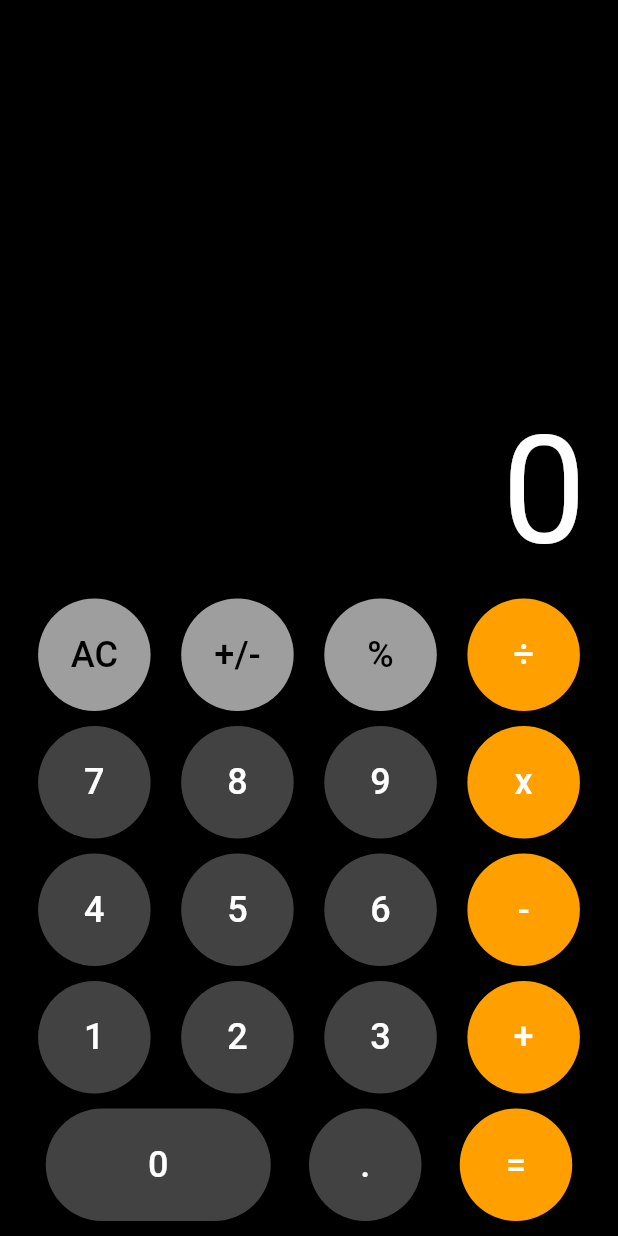
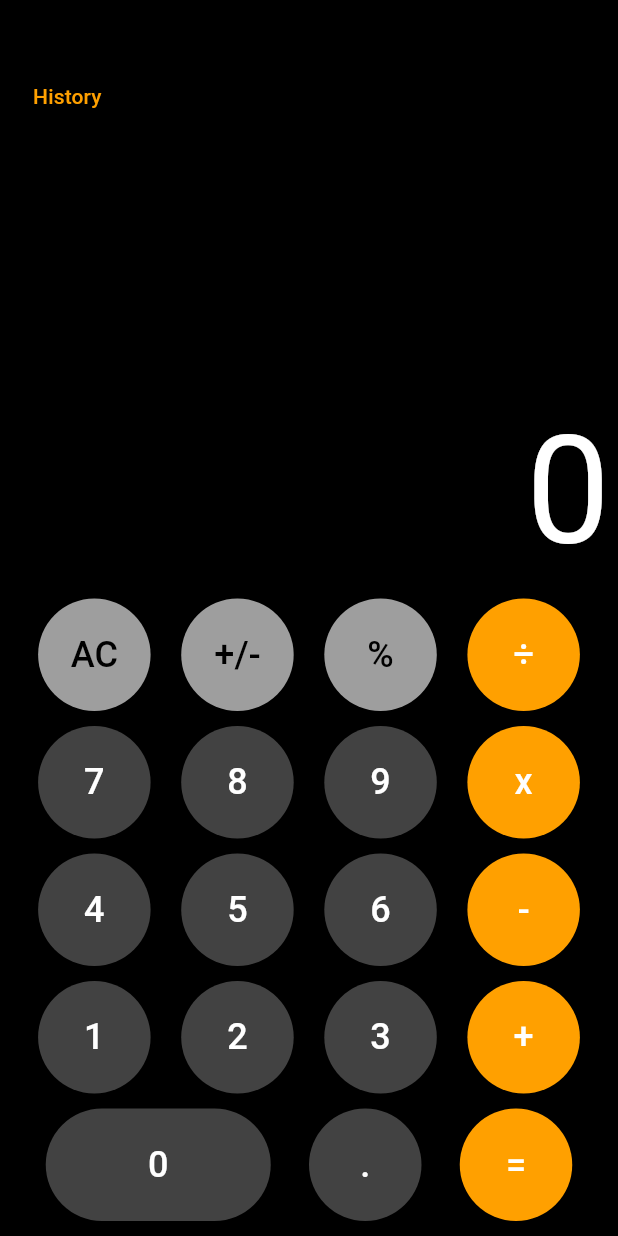
Before and after one commit to noobSaqlain/flutter_ios_calculator, a Flutter app: the screen it shows after launch, on a phone screen of 412 x 824 dp. Run offline on Flutter 3.47's test engine with Material 3 defaults, Android fonts, the phone set to English and light mode, and no system bars; drawn by our look-alikes of auto_size_text.

Commit message:
history button added

```diff
--- a/lib/Widgets/calc.dart
+++ b/lib/Widgets/calc.dart
@@ -1,5 +1,6 @@
 import 'package:auto_size_text/auto_size_text.dart';
 import 'package:flutter/material.dart';
+import 'package:ios_calculator/Widgets/History.dart';
 import 'package:ios_calculator/Widgets/button.dart';
 import 'package:ios_calculator/Widgets/provider.dart';
 import 'package:provider/provider.dart';
@@ -12,29 +13,34 @@ class Calculator extends StatelessWidget {
     return Consumer(
       builder: (context, Result res, child) => Scaffold(
         backgroundColor: Colors.black,
-        body: Padding(
+        body: Stack(
+          children: [
+            res.getIsHistoryPageOpen()
+                ? const History()
+                : Padding(
                     padding: const EdgeInsets.symmetric(horizontal: 5),
                     child: Column(
                       mainAxisAlignment: MainAxisAlignment.end,
+                      crossAxisAlignment: CrossAxisAlignment.start,
                       children: [
+                        const SizedBox(height: 120), // Add space for the button
+                        ////////output row////////////
                         Row(
-                mainAxisAlignment: MainAxisAlignment.end, // Align to the right
+                          mainAxisAlignment: MainAxisAlignment.end,
                           children: [
-                  Padding(
-                    padding: const EdgeInsets.only(
-                        right: 16.0), // Right padding of 16.0
-                    child: Flexible(
+                            Expanded(
                               child: AutoSizeText(
                                 res.res,
                                 style: TextStyle(
-                          color: Theme.of(context).colorScheme.onSurface,
+                                  color:
+                                      Theme.of(context).colorScheme.onSurface,
                                   fontSize: 100,
                                 ),
-                        maxLines: 2,
+                                maxLines: 1,
                                 maxFontSize: 100,
                                 minFontSize: 10,
-                        overflow: TextOverflow.fade,
-                      ),
+                                overflow: TextOverflow.ellipsis,
+                                textAlign: TextAlign.right,
                               ),
                             ),
                           ],
@@ -44,70 +50,94 @@ class Calculator extends StatelessWidget {
                         Row(
                           mainAxisAlignment: MainAxisAlignment.spaceEvenly,
                           children: [
-                  CreateButton("AC", Theme.of(context).colorScheme.primary,
+                            CreateButton(
+                                "AC",
+                                Theme.of(context).colorScheme.primary,
                                 Theme.of(context).colorScheme.surface),
-                  CreateButton("+/-", Theme.of(context).colorScheme.primary,
+                            CreateButton(
+                                "+/-",
+                                Theme.of(context).colorScheme.primary,
                                 Theme.of(context).colorScheme.surface),
-                  CreateButton("%", Theme.of(context).colorScheme.primary,
+                            CreateButton(
+                                "%",
+                                Theme.of(context).colorScheme.primary,
                                 Theme.of(context).colorScheme.surface),
-                  CreateButton("÷", Theme.of(context).colorScheme.onPrimary,
+                            CreateButton(
+                                "÷",
+                                Theme.of(context).colorScheme.onPrimary,
                                 Theme.of(context).colorScheme.onSurface),
                           ],
                         ),
-              const SizedBox(
-                height: 10,
-              ),
+                        const SizedBox(height: 10),
                         ///////second ROW//////////
                         Row(
                           mainAxisAlignment: MainAxisAlignment.spaceEvenly,
                           children: [
-                  CreateButton("7", Theme.of(context).colorScheme.onSecondary,
+                            CreateButton(
+                                "7",
+                                Theme.of(context).colorScheme.onSecondary,
                                 Theme.of(context).colorScheme.onSurface),
-                  CreateButton("8", Theme.of(context).colorScheme.onSecondary,
+                            CreateButton(
+                                "8",
+                                Theme.of(context).colorScheme.onSecondary,
                                 Theme.of(context).colorScheme.onSurface),
-                  CreateButton("9", Theme.of(context).colorScheme.onSecondary,
+                            CreateButton(
+                                "9",
+                                Theme.of(context).colorScheme.onSecondary,
                                 Theme.of(context).colorScheme.onSurface),
-                  CreateButton("x", Theme.of(context).colorScheme.onPrimary,
+                            CreateButton(
+                                "x",
+                                Theme.of(context).colorScheme.onPrimary,
                                 Theme.of(context).colorScheme.onSurface),
                           ],
                         ),
-              const SizedBox(
-                height: 10,
-              ),
+                        const SizedBox(height: 10),
                         ///////third ROW//////////
                         Row(
                           mainAxisAlignment: MainAxisAlignment.spaceEvenly,
                           children: [
-                  CreateButton("4", Theme.of(context).colorScheme.onSecondary,
+                            CreateButton(
+                                "4",
+                                Theme.of(context).colorScheme.onSecondary,
                                 Theme.of(context).colorScheme.onSurface),
-                  CreateButton("5", Theme.of(context).colorScheme.onSecondary,
+                            CreateButton(
+                                "5",
+                                Theme.of(context).colorScheme.onSecondary,
                                 Theme.of(context).colorScheme.onSurface),
-                  CreateButton("6", Theme.of(context).colorScheme.onSecondary,
+                            CreateButton(
+                                "6",
+                                Theme.of(context).colorScheme.onSecondary,
                                 Theme.of(context).colorScheme.onSurface),
-                  CreateButton("-", Theme.of(context).colorScheme.onPrimary,
+                            CreateButton(
+                                "-",
+                                Theme.of(context).colorScheme.onPrimary,
                                 Theme.of(context).colorScheme.onSurface),
                           ],
                         ),
-              const SizedBox(
-                height: 10,
-              ),
+                        const SizedBox(height: 10),
                         ///////fourth ROW//////////
                         Row(
                           mainAxisAlignment: MainAxisAlignment.spaceEvenly,
                           children: [
-                  CreateButton("1", Theme.of(context).colorScheme.onSecondary,
+                            CreateButton(
+                                "1",
+                                Theme.of(context).colorScheme.onSecondary,
                                 Theme.of(context).colorScheme.onSurface),
-                  CreateButton("2", Theme.of(context).colorScheme.onSecondary,
+                            CreateButton(
+                                "2",
+                                Theme.of(context).colorScheme.onSecondary,
                                 Theme.of(context).colorScheme.onSurface),
-                  CreateButton("3", Theme.of(context).colorScheme.onSecondary,
+                            CreateButton(
+                                "3",
+                                Theme.of(context).colorScheme.onSecondary,
                                 Theme.of(context).colorScheme.onSurface),
-                  CreateButton("+", Theme.of(context).colorScheme.onPrimary,
+                            CreateButton(
+                                "+",
+                                Theme.of(context).colorScheme.onPrimary,
                                 Theme.of(context).colorScheme.onSurface),
                           ],
                         ),
-              const SizedBox(
-                height: 10,
-              ),
+                        const SizedBox(height: 10),
                         Row(
                           mainAxisAlignment: MainAxisAlignment.spaceEvenly,
                           children: [
@@ -118,17 +148,38 @@ class Calculator extends StatelessWidget {
                               width: 150,
                               height: 75,
                             ),
-                  CreateButton(".", Theme.of(context).colorScheme.onSecondary,
+                            CreateButton(
+                                ".",
+                                Theme.of(context).colorScheme.onSecondary,
                                 Theme.of(context).colorScheme.onSurface),
-                  CreateButton("=", Theme.of(context).colorScheme.onPrimary,
+                            CreateButton(
+                                "=",
+                                Theme.of(context).colorScheme.onPrimary,
                                 Theme.of(context).colorScheme.onSurface),
                           ],
                         ),
-              const SizedBox(
-                height: 10,
-              )
+                        const SizedBox(height: 10)
                       ],
                     ),
+                  ),
+            Visibility(
+              visible: !res.getIsHistoryPageOpen(),
+              child: Positioned(
+                top: 40,
+                left: 10,
+                child: TextButton(
+                  onPressed: () {
+                    res.openHistoryPage();
+                  },
+                  child: Text(
+                    'History',
+                    style: TextStyle(
+                        color: Theme.of(context).colorScheme.onPrimary),
+                  ),
+                ),
+              ),
+            ),
+          ],
         ),
       ),
     );
--- a/lib/Widgets/my_app.dart
+++ b/lib/Widgets/my_app.dart
@@ -1,5 +1,4 @@
 import 'package:flutter/material.dart';
-import 'package:ios_calculator/Widgets/calc.dart';
 import 'package:ios_calculator/Widgets/calc.dart';
 
 class MyApp extends StatelessWidget {
--- a/lib/main.dart
+++ b/lib/main.dart
@@ -1,4 +1,5 @@
 import 'package:flutter/material.dart';
+import 'package:ios_calculator/Widgets/History.dart';
 import 'package:ios_calculator/Widgets/provider.dart';
 import 'package:provider/provider.dart';
 import 'Widgets/my_app.dart';
```
Also changed, not shown: lib/Widgets/history.dart (added, +67 -0 lines), lib/Widgets/provider.dart (+35 -0 lines). Lines whose indentation alone changed are shown as unchanged.
